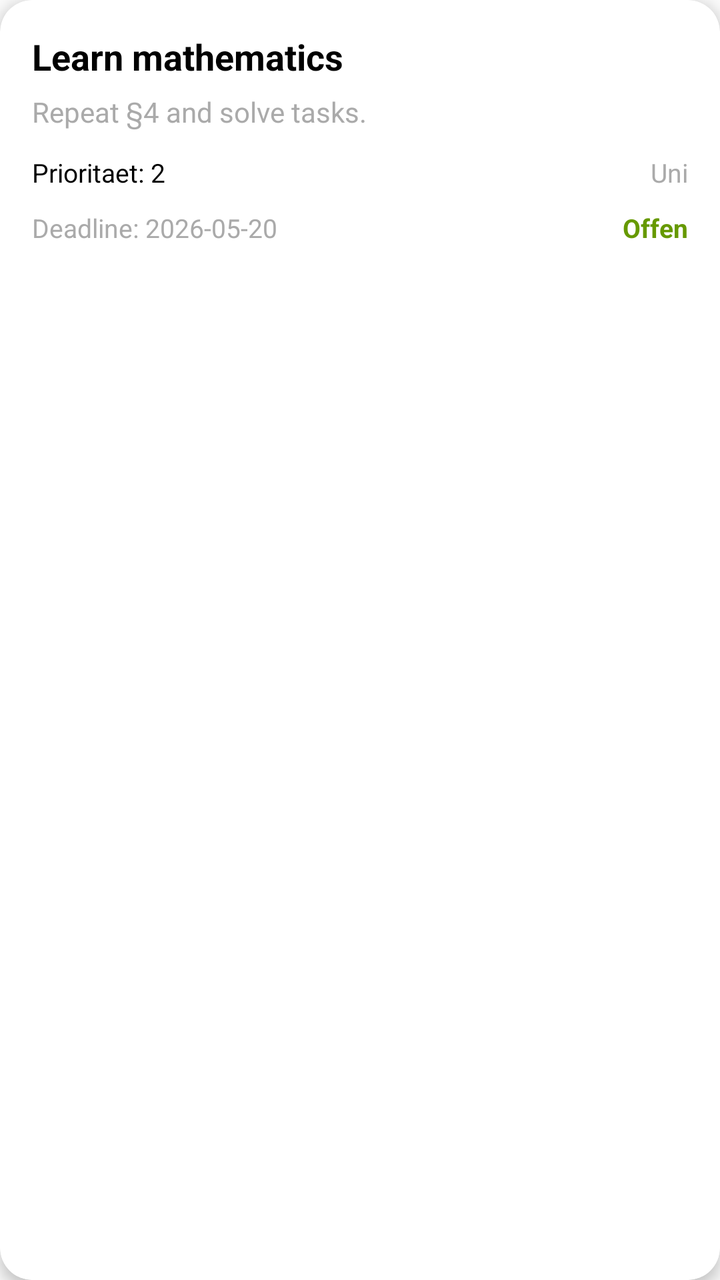
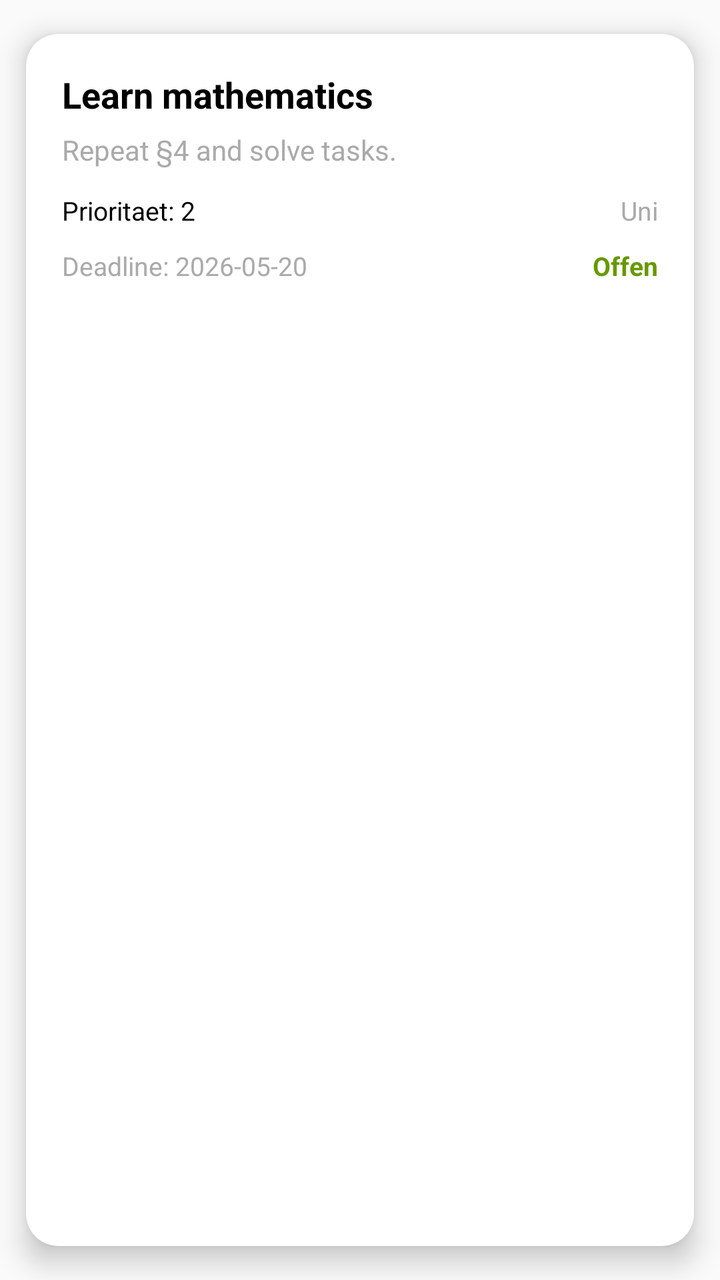

An Android layout rendered at two revisions. The XML below is the earlier revision; the diff shows what the commit changed to produce the second picture.
<!-- AndroidManifest.xml: application theme Theme.Mobsysteme2 -->
<!-- res/layout/item_todo.xml -->
<?xml version="1.0" encoding="utf-8"?>
<androidx.cardview.widget.CardView xmlns:android="http://schemas.android.com/apk/res/android"
    xmlns:app="http://schemas.android.com/apk/res-auto"
    android:layout_width="match_parent"
    android:layout_height="wrap_content"
    android:layout_marginBottom="12dp"
    app:cardBackgroundColor="@android:color/white"
    app:cardCornerRadius="16dp"
    app:cardElevation="4dp">

    <LinearLayout
        android:layout_width="match_parent"
        android:layout_height="wrap_content"
        android:orientation="vertical"
        android:padding="16dp">

        <TextView
            android:id="@+id/tvTodoTitle"
            android:layout_width="match_parent"
            android:layout_height="wrap_content"
            android:text="Learn mathematics"
            android:textColor="@android:color/black"
            android:textSize="18sp"
            android:textStyle="bold" />

        <TextView
            android:id="@+id/tvTodoDescription"
            android:layout_width="match_parent"
            android:layout_height="wrap_content"
            android:layout_marginTop="6dp"
            android:maxLines="2"
            android:text="Repeat §4 and solve tasks."
            android:textColor="@android:color/darker_gray"
            android:textSize="14sp" />

        <LinearLayout
            android:layout_width="match_parent"
            android:layout_height="wrap_content"
            android:layout_marginTop="12dp"
            android:orientation="horizontal">

            <TextView
                android:id="@+id/tvTodoPriority"
                android:layout_width="0dp"
                android:layout_height="wrap_content"
                android:layout_weight="1"
                android:text="Prioritaet: 2"
                android:textColor="@android:color/black"
                android:textSize="13sp" />

            <TextView
                android:id="@+id/tvTodoCategory"
                android:layout_width="wrap_content"
                android:layout_height="wrap_content"
                android:text="Uni"
                android:textColor="@android:color/darker_gray"
                android:textSize="13sp" />
        </LinearLayout>

        <LinearLayout
            android:layout_width="match_parent"
            android:layout_height="wrap_content"
            android:layout_marginTop="10dp"
            android:gravity="center_vertical"
            android:orientation="horizontal">

            <TextView
                android:id="@+id/tvTodoDeadline"
                android:layout_width="0dp"
                android:layout_height="wrap_content"
                android:layout_weight="1"
                android:text="Deadline: 2026-05-20"
                android:textColor="@android:color/darker_gray"
                android:textSize="13sp" />

            <TextView
                android:id="@+id/tvTodoStatus"
                android:layout_width="wrap_content"
                android:layout_height="wrap_content"
                android:text="Offen"
                android:textColor="@android:color/holo_green_dark"
                android:textSize="13sp"
                android:textStyle="bold" />
        </LinearLayout>

    </LinearLayout>

</androidx.cardview.widget.CardView>
<!-- resources referenced by this layout -->
<resources>
  <style name="Theme.Mobsysteme2" parent="Theme.AppCompat.DayNight.NoActionBar" />
</resources>

<!-- the commit's change to res/layout/item_todo.xml (unified diff, before → after) -->
@@ -3,10 +3,12 @@
     xmlns:app="http://schemas.android.com/apk/res-auto"
     android:layout_width="match_parent"
     android:layout_height="wrap_content"
-    android:layout_marginBottom="12dp"
+    android:layout_marginBottom="14dp"
+    app:cardUseCompatPadding="true"
     app:cardBackgroundColor="@android:color/white"
     app:cardCornerRadius="16dp"
-    app:cardElevation="4dp">
+    app:cardElevation="8dp"
+    app:contentPadding="2dp">
 
     <LinearLayout
         android:layout_width="match_parent"
<!-- resource entries referenced after the edit -->
@@ -1,5 +1,5 @@
 <!-- resources referenced by this layout -->
 <resources>
-  <style name="Theme.Mobsysteme2" parent="Theme.AppCompat.DayNight.NoActionBar" />
+  <style name="Theme.Mobsysteme2" parent="Theme.AppCompat.Light.NoActionBar" />
 </resources>
 
